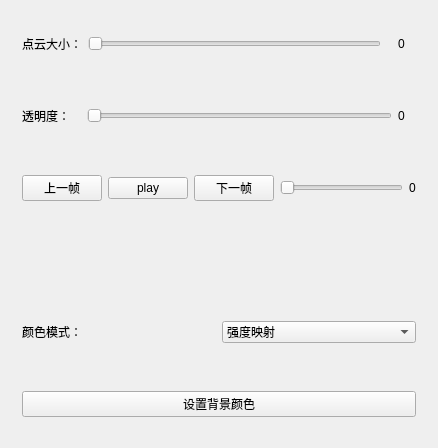
First picture: the form in 3DPCViewer/src/ui/InteractionWidget.ui, repository lexxxx-cmd/3DPCViewer, before the edit.
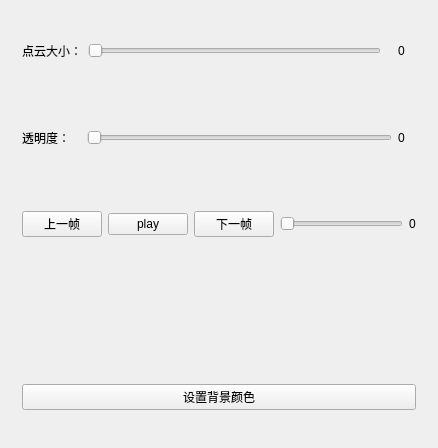
Second picture: the form after the edit. Custom widgets are drawn as their Qt base class.

The edit to the form file:
```diff
--- a/3DPCViewer/src/ui/InteractionWidget.ui
+++ b/3DPCViewer/src/ui/InteractionWidget.ui
@@ -124,33 +124,6 @@
    <item>
     <widget class="ImagePanelWidget" name="widget_8" native="true"/>
    </item>
-   <item>
-    <widget class="QWidget" name="widget_3" native="true">
-     <layout class="QHBoxLayout" name="horizontalLayout_3">
-      <item>
-       <widget class="QLabel" name="label_3">
-        <property name="text">
-         <string>颜色模式：</string>
-        </property>
-       </widget>
-      </item>
-      <item>
-       <widget class="QComboBox" name="comboBox">
-        <item>
-         <property name="text">
-          <string>强度映射</string>
-         </property>
-        </item>
-        <item>
-         <property name="text">
-          <string>颜色映射</string>
-         </property>
-        </item>
-       </widget>
-      </item>
-     </layout>
-    </widget>
-   </item>
    <item>
     <widget class="QWidget" name="widget_5" native="true">
      <layout class="QGridLayout" name="gridLayout">
```
